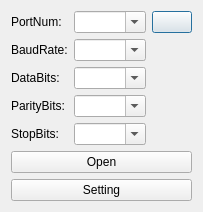
Old version of the form scannerdialog.ui in the repository eveningwyn/ICT_UR10.
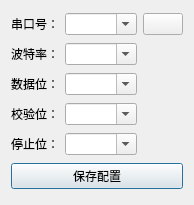
New version of the form. Icons and pictures are not drawn.

What changed in the file:
```diff
--- a/scannerdialog.ui
+++ b/scannerdialog.ui
@@ -24,17 +24,35 @@
     <normaloff>:/res/scanner_barcode_32px.png</normaloff>:/res/scanner_barcode_32px.png</iconset>
   </property>
   <layout class="QGridLayout" name="gridLayout">
+   <item row="4" column="1">
+    <widget class="QComboBox" name="comboBoxStopBits">
+     <property name="editable">
+      <bool>true</bool>
+     </property>
+    </widget>
+   </item>
+   <item row="5" column="0" colspan="3">
+    <widget class="QPushButton" name="pushButtonSetting">
+     <property name="text">
+      <string>保存配置</string>
+     </property>
+     <property name="icon">
+      <iconset resource="resource.qrc">
+       <normaloff>:/res/config_configuration_32px.png</normaloff>:/res/config_configuration_32px.png</iconset>
+     </property>
+    </widget>
+   </item>
    <item row="3" column="0">
     <widget class="QLabel" name="labelParityBits">
      <property name="text">
-      <string>ParityBits:</string>
+      <string>校验位：</string>
      </property>
     </widget>
    </item>
    <item row="2" column="0">
     <widget class="QLabel" name="labelDataBits">
      <property name="text">
-      <string>DataBits:</string>
+      <string>数据位：</string>
      </property>
     </widget>
    </item>
@@ -48,7 +66,7 @@
    <item row="1" column="0">
     <widget class="QLabel" name="labelBaudRate">
      <property name="text">
-      <string>BaudRate:</string>
+      <string>波特率：</string>
      </property>
     </widget>
    </item>
@@ -87,39 +105,14 @@
    <item row="0" column="0">
     <widget class="QLabel" name="labelPortNum">
      <property name="text">
-      <string>PortNum:</string>
+      <string>串口号：</string>
      </property>
     </widget>
    </item>
    <item row="4" column="0">
     <widget class="QLabel" name="labelStopBits">
      <property name="text">
-      <string>StopBits:</string>
-     </property>
-    </widget>
-   </item>
-   <item row="4" column="1">
-    <widget class="QComboBox" name="comboBoxStopBits">
-     <property name="editable">
-      <bool>true</bool>
-     </property>
-    </widget>
-   </item>
-   <item row="6" column="0" colspan="3">
-    <widget class="QPushButton" name="pushButtonSetting">
-     <property name="text">
-      <string>Setting</string>
-     </property>
-     <property name="icon">
-      <iconset resource="resource.qrc">
-       <normaloff>:/res/config_configuration_32px.png</normaloff>:/res/config_configuration_32px.png</iconset>
-     </property>
-    </widget>
-   </item>
-   <item row="5" column="0" colspan="3">
-    <widget class="QPushButton" name="pushButtonOpen">
-     <property name="text">
-      <string>Open</string>
+      <string>停止位：</string>
      </property>
     </widget>
    </item>
```
Left out of the diff: 2 changed lines with no effect on the pictures.
